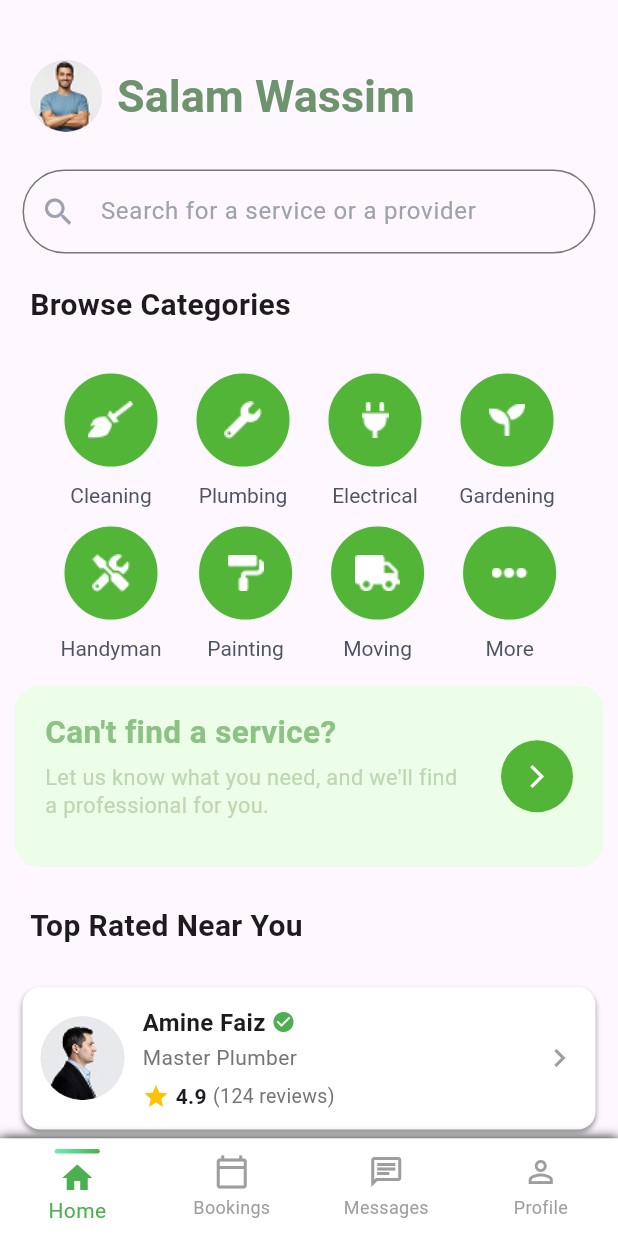
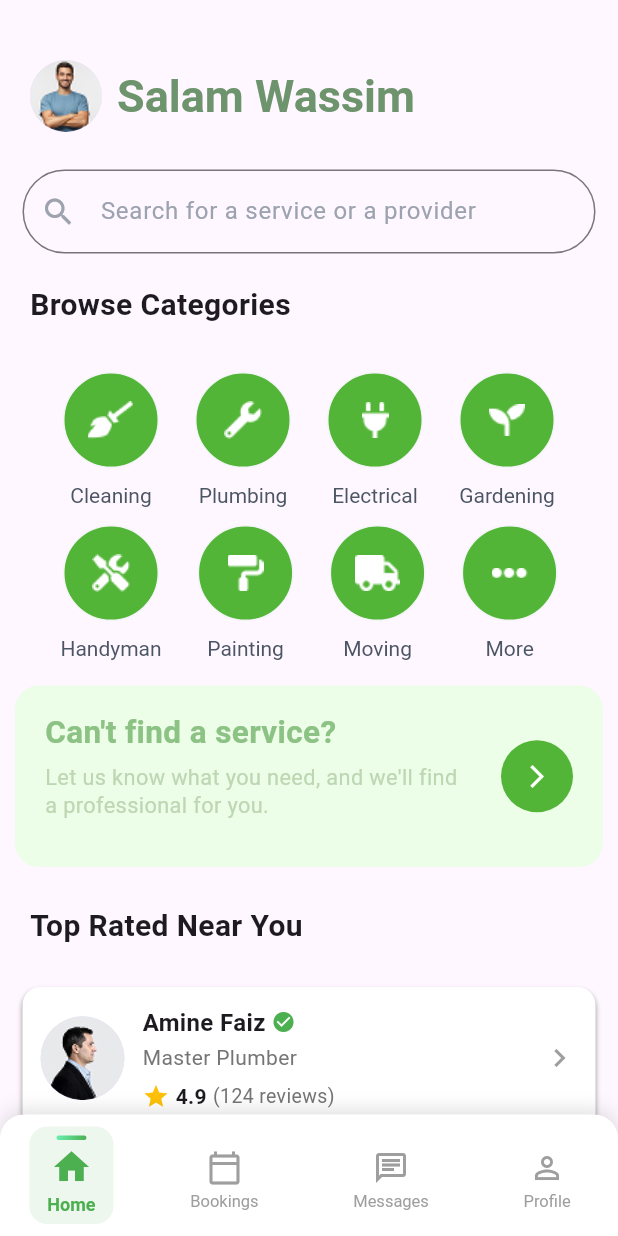
Before and after one commit to ElorabiWassim/raha_app, a Flutter app: the HomeBottomNav screen opened directly, on a phone screen of 412 x 824 dp. Run offline on Flutter 3.47's test engine with Material 3 defaults, Android fonts, the phone set to English and light mode, and no system bars; our stand-ins replace flutter_rating_bar, flutter_svg, google_fonts, lottie; accounts and stored records are empty.

Commit message:
Update bottomNavbar.dart

```diff
--- a/lib/pages/bottomNavbar.dart
+++ b/lib/pages/bottomNavbar.dart
@@ -21,78 +21,106 @@ class _HomeBottomNavState extends State<HomeBottomNav> {
     MyProfileScreen(),
   ];
 
+  final List<String> _labels = ['Home', 'Bookings', 'Messages', 'Profile'];
+  final List<IconData> _icons = [
+    Icons.home_outlined,
+    Icons.calendar_today_outlined,
+    Icons.chat_outlined,
+    Icons.person_outline,
+  ];
+  final List<IconData> _activeIcons = [
+    Icons.home,
+    Icons.calendar_today,
+    Icons.chat,
+    Icons.person,
+  ];
+
   @override
   Widget build(BuildContext context) {
     return Scaffold(
       body: _pages[_selectedIndex],
-
       bottomNavigationBar: Container(
         decoration: BoxDecoration(
           color: Colors.white,
-          boxShadow: [BoxShadow(color: Colors.black, blurRadius: 6)],
+          borderRadius: const BorderRadius.only(
+            topLeft: Radius.circular(16),
+            topRight: Radius.circular(16),
           ),
-        child: BottomNavigationBar(
-          type: BottomNavigationBarType.fixed,
-          backgroundColor: Colors.white,
-          currentIndex: _selectedIndex,
-          selectedItemColor: Colors.green,
-          unselectedItemColor: Colors.grey,
-          onTap: (index) {
+          boxShadow: [
+            BoxShadow(
+              color: Colors.black12,
+              blurRadius: 10,
+              offset: Offset(0, -3),
+            ),
+          ],
+        ),
+        padding: const EdgeInsets.symmetric(vertical: 8),
+        child: Row(
+          mainAxisAlignment: MainAxisAlignment.spaceAround,
+          children: List.generate(_icons.length, (index) {
+            final isSelected = _selectedIndex == index;
+            return GestureDetector(
+              onTap: () {
                 setState(() {
                   _selectedIndex = index;
                 });
               },
-          items: const [
-            BottomNavigationBarItem(
-              icon: Icon(Icons.home_outlined),
-              activeIcon: _ActiveIcon(icon: Icons.home, label: "Home"),
-              label: 'Home',
+              child: AnimatedContainer(
+                duration: const Duration(milliseconds: 300),
+                padding: const EdgeInsets.symmetric(
+                  horizontal: 12,
+                  vertical: 6,
                 ),
-            BottomNavigationBarItem(
-              icon: Icon(Icons.calendar_today_outlined),
-              label: 'Bookings',
+                decoration: BoxDecoration(
+                  color: isSelected
+                      ? Colors.green.withOpacity(0.1)
+                      : Colors.transparent,
+                  borderRadius: BorderRadius.circular(12),
                 ),
-            BottomNavigationBarItem(
-              icon: Icon(Icons.chat_outlined),
-              label: 'Messages',
-            ),
-            BottomNavigationBarItem(
-              icon: Icon(Icons.person_outline),
-              label: 'Profile',
-            ),
-          ],
-        ),
-      ),
-    );
-  }
-}
-
-/// Custom active icon with green arc and filled color
-class _ActiveIcon extends StatelessWidget {
-  final IconData icon;
-  final String label;
-
-  const _ActiveIcon({required this.icon, required this.label});
-
-  @override
-  Widget build(BuildContext context) {
-    return Column(
+                child: Column(
                   mainAxisSize: MainAxisSize.min,
                   children: [
-        // Green curved line (the arc effect)
+                    // Active indicator line above the icon
+                    if (isSelected)
                       Container(
                         height: 3,
-          width: 30,
+                        width: 20,
+                        margin: const EdgeInsets.only(bottom: 4),
                         decoration: BoxDecoration(
                           borderRadius: BorderRadius.circular(2),
                           gradient: const LinearGradient(
                             colors: [Colors.greenAccent, Colors.green],
                           ),
                         ),
+                      )
+                    else
+                      const SizedBox(
+                        height: 7,
+                      ), // maintain space for inactive items
+                    Icon(
+                      isSelected ? _activeIcons[index] : _icons[index],
+                      color: isSelected ? Colors.green : Colors.grey,
+                      size: isSelected ? 28 : 24,
                     ),
                     const SizedBox(height: 4),
-        Icon(icon, color: Colors.green),
+                    AnimatedDefaultTextStyle(
+                      style: TextStyle(
+                        color: isSelected ? Colors.green : Colors.grey,
+                        fontWeight: isSelected
+                            ? FontWeight.bold
+                            : FontWeight.normal,
+                        fontSize: isSelected ? 12 : 11,
+                      ),
+                      duration: const Duration(milliseconds: 300),
+                      child: Text(_labels[index]),
+                    ),
                   ],
+                ),
+              ),
+            );
+          }),
+        ),
+      ),
     );
   }
 }
```
Lines whose indentation alone changed are shown as unchanged.
